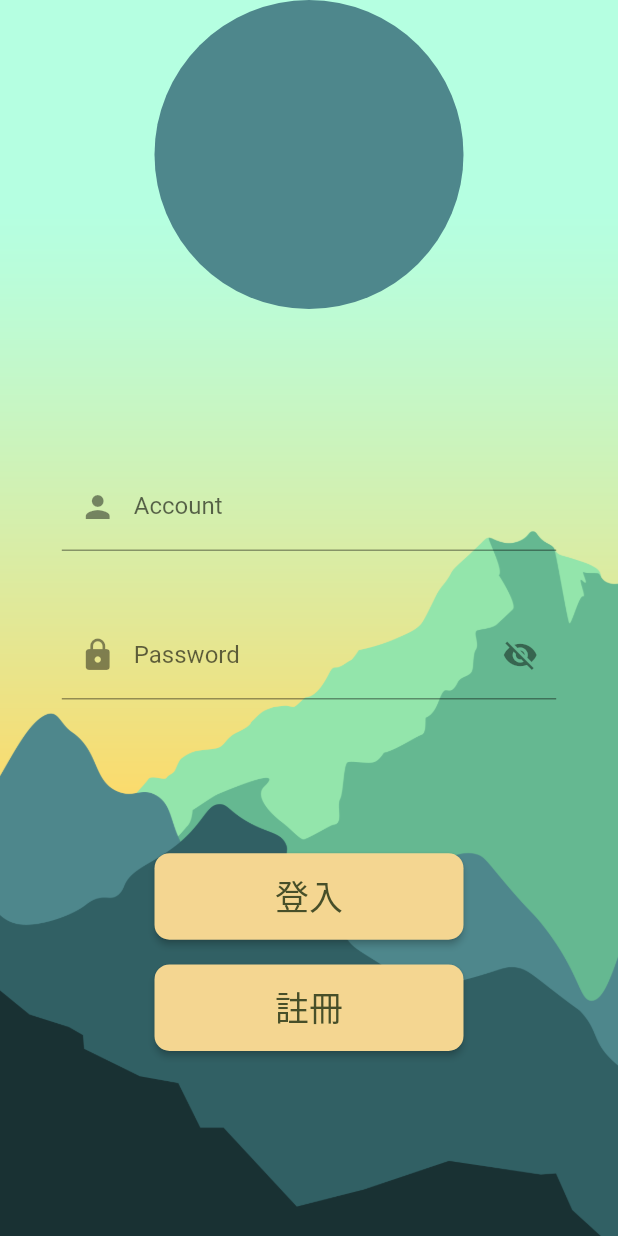
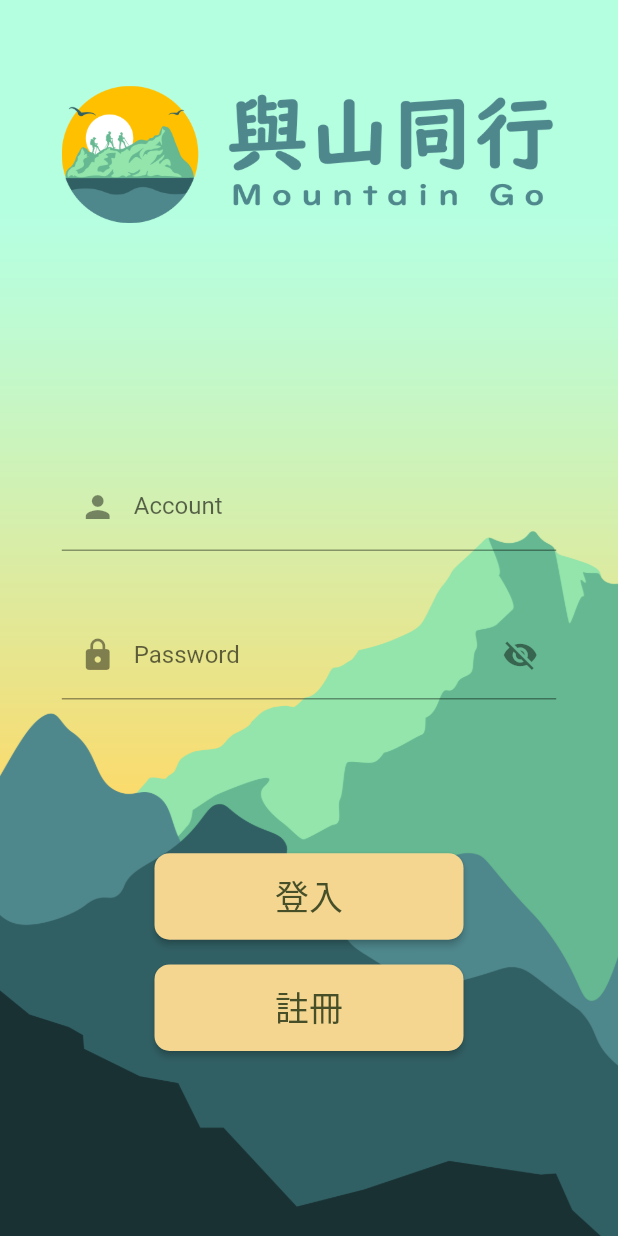
Before and after one commit to Peggy108213039/Capstone_Project, a Flutter app: the screen it shows after launch, on a phone screen of 412 x 824 dp. Run offline on Flutter 3.47's test engine with Material 2 defaults, Android fonts, the phone set to English and light mode, and no system bars; our stand-ins replace cached_network_image, date_field, dio, file_picker, flutter_map, fluttertoast and 6 more; missing offline and left inert: dart_numerics, flutter_archive, flutter_unity_widget, map_elevation, pointer_interceptor; accounts and stored records are empty.

Commit message:
add icon image

```diff
--- a/capstone_project/lib/main.dart
+++ b/capstone_project/lib/main.dart
@@ -8,7 +8,7 @@ import 'package:capstone_project/ui/map/locationProvider.dart';
 import 'package:capstone_project/ui/map/offline_map/add_offline_map.dart';
 import 'package:capstone_project/ui/map/offline_map/download_offline_map.dart';
 import 'package:capstone_project/ui/map/screens/ar_test.dart';
-import 'package:capstone_project/ui/track/fm_show_track_data.dart';
+import 'package:capstone_project/ui/track/show_track_data_page.dart';
 import 'package:capstone_project/ui/track/track_page.dart';
 import 'package:flutter/material.dart';
 import 'package:capstone_project/ui/login_page.dart';
--- a/capstone_project/lib/ui/login_page.dart
+++ b/capstone_project/lib/ui/login_page.dart
@@ -66,15 +66,13 @@ class _LoginPageState extends State<LoginPage> {
                 child: Column(
                   // mainAxisAlignment: MainAxisAlignment.center, //FIXME：垂直置中問題
                   children: <Widget>[
-                    // Text(
-                    //   "登入",
-                    //   style: Theme.of(context).textTheme.headline2,
-                    // ),
                     Container(
-                      width: width * 0.5,
+                      width: width,
                       height: width * 0.5,
                       decoration: const BoxDecoration(
-                          color: darkGreen1, shape: BoxShape.circle),
+                        image: DecorationImage(
+                            image: logoNameImg, fit: BoxFit.contain),
+                      ),
                     ),
                     const VerticalSpacing(percent: 0.1),
                     Container(
--- a/capstone_project/pubspec.yaml
+++ b/capstone_project/pubspec.yaml
@@ -105,6 +105,7 @@ flutter:
     - assets/images/bottom_bar_icons/
     - assets/images/other_icons/
     - assets/images/background/
+    - assets/images/logo_icons/
 
   # An image asset can refer to one or more resolution-specific "variants", see
   # https://flutter.dev/assets-and-images/#resolution-aware.
```
Also changed, not shown: capstone_project/lib/constants.dart (+9 -0 lines), capstone_project/assets/images/logo_icons/appName.png (added), capstone_project/assets/images/logo_icons/logo.png (added), capstone_project/assets/images/logo_icons/logo_and_name.png (added).
